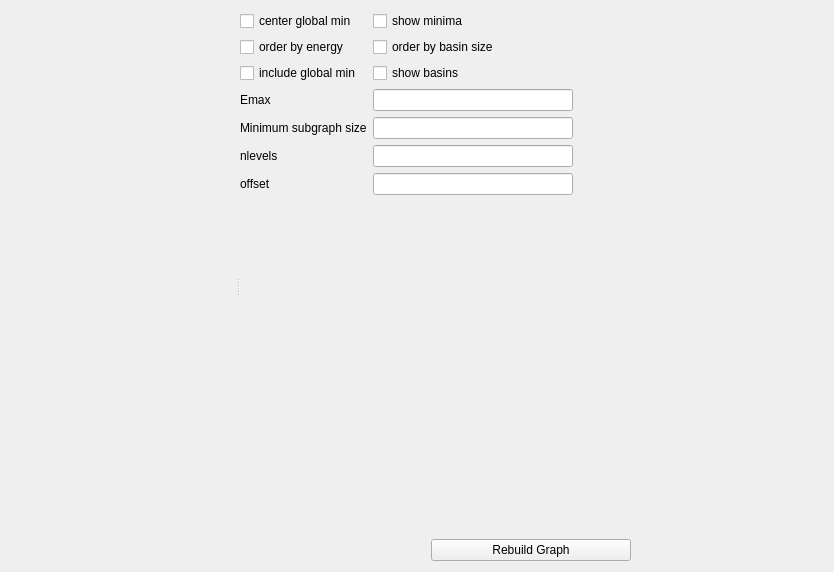
Before: the Qt Designer form pygmin/gui/ui/dgraph_browser.ui in pele-python/pele, drawn with Qt 5.
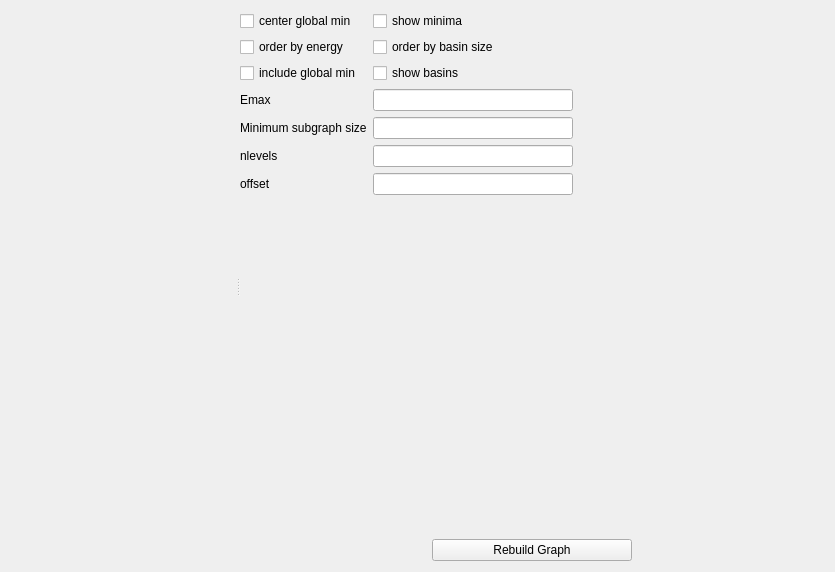
After: the same form once the commit is applied. Custom widgets are drawn as their Qt base class.

The edit to the form file:
```diff
--- a/pygmin/gui/ui/dgraph_browser.ui
+++ b/pygmin/gui/ui/dgraph_browser.ui
@@ -6,7 +6,7 @@
    <rect>
     <x>0</x>
     <y>0</y>
-    <width>834</width>
+    <width>835</width>
     <height>572</height>
    </rect>
   </property>
```
Left out of the diff: 6 changed lines with no effect on the pictures.
